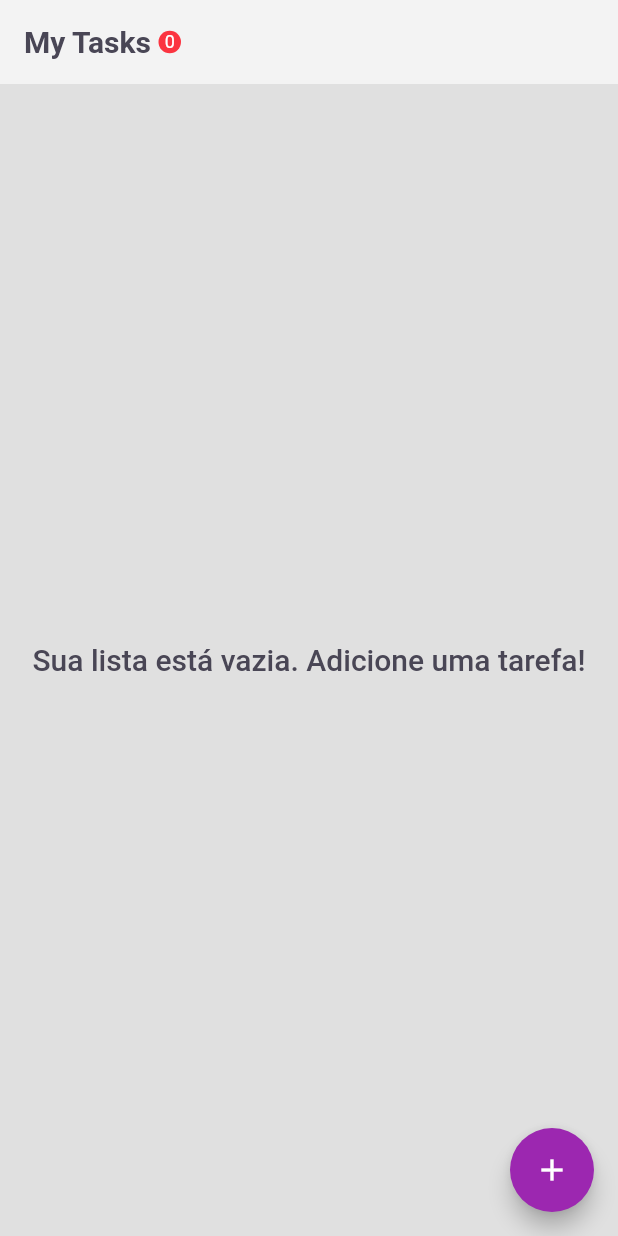
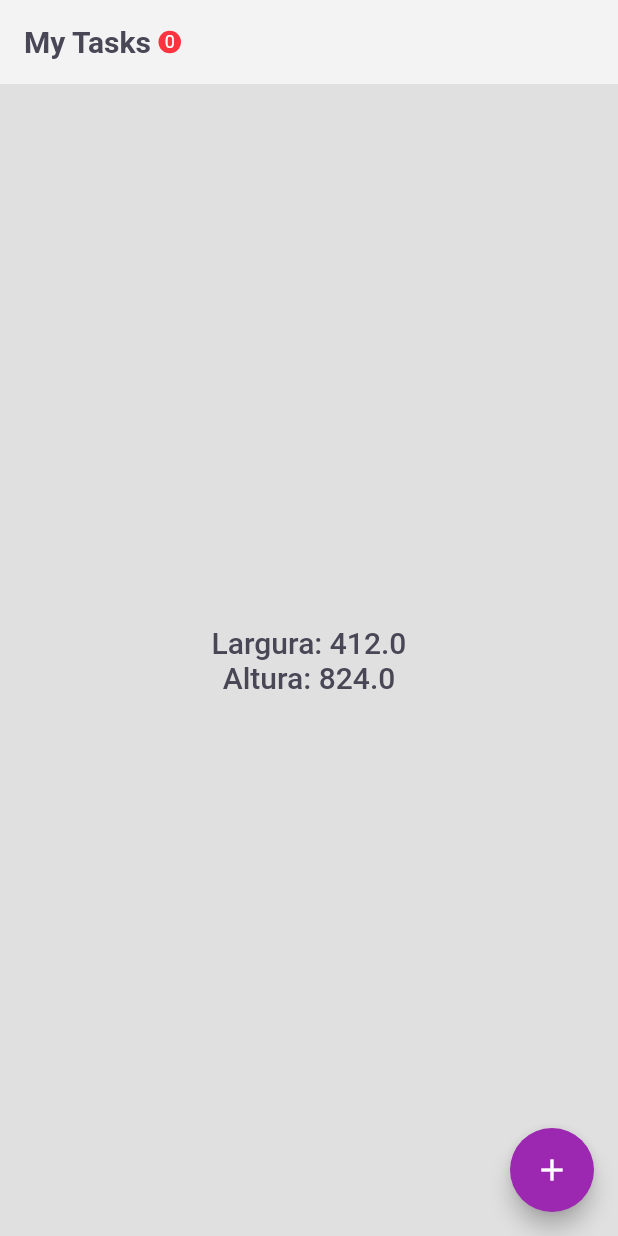
Before and after one commit to Alexsandro-97/ToDoApp, a Flutter app: the screen it shows after launch, on a phone screen of 412 x 824 dp. Run offline on Flutter 3.47's test engine with Material 2 defaults, Android fonts, the phone set to English and light mode, and no system bars; our stand-ins replace flutter_bloc.

Commit message:
Card/Content

```diff
--- a/lib/app/view/widgets/card_widget.dart
+++ b/lib/app/view/widgets/card_widget.dart
@@ -23,7 +23,7 @@ class CardTask extends StatelessWidget {
     return Container(
       margin: const EdgeInsets.symmetric(vertical: 10),
       width: size.width * 0.2,
-      height: size.height * 0.22,
+      height: 150,
       decoration: const BoxDecoration(
         borderRadius: BorderRadius.all(
           Radius.circular(20),
--- a/lib/app/view/widgets/content_widget.dart
+++ b/lib/app/view/widgets/content_widget.dart
@@ -14,15 +14,18 @@ class ContentWidget extends StatelessWidget {
         final cubit = context.read<TaskBloc>();
         return Visibility(
           visible: state.isNotEmpty,
-          replacement: const Center(
-            child: Text(
-              'Sua lista está vazia. Adicione uma tarefa!',
-              style: TextStyle(
-                color: Color(0xFF494655),
-                fontWeight: FontWeight.w500,
-                fontSize: 20,
+          replacement: Center(
+            child: Padding(
+              padding: const EdgeInsets.symmetric(horizontal: 8.0),
+              child: Text(
+                'Largura: ${MediaQuery.of(context).size.width}\nAltura: ${MediaQuery.of(context).size.height}',
+                style: const TextStyle(
+                  color: Color(0xFF494655),
+                  fontWeight: FontWeight.w500,
+                  fontSize: 20,
+                ),
+                textAlign: TextAlign.center,
               ),
-              textAlign: TextAlign.center,
             ),
           ),
           child: Padding(
```
